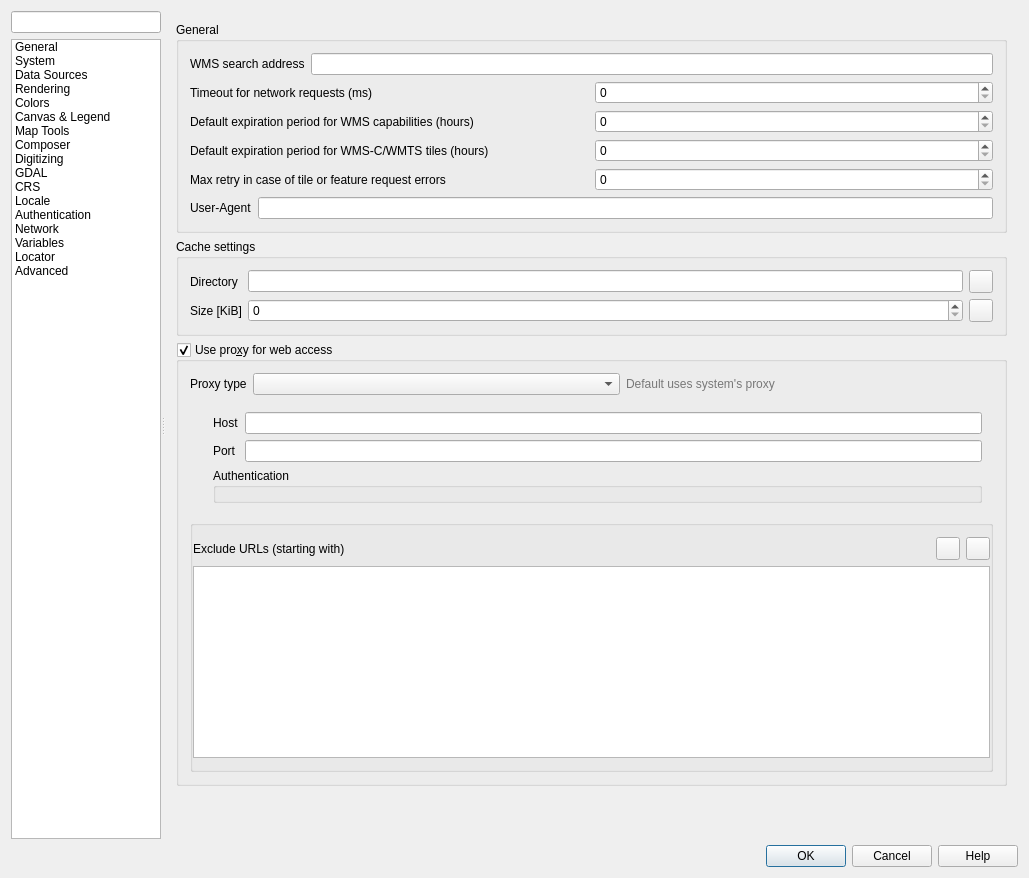
Old version of the form src/ui/qgsoptionsbase.ui in the repository qgis/QGIS.
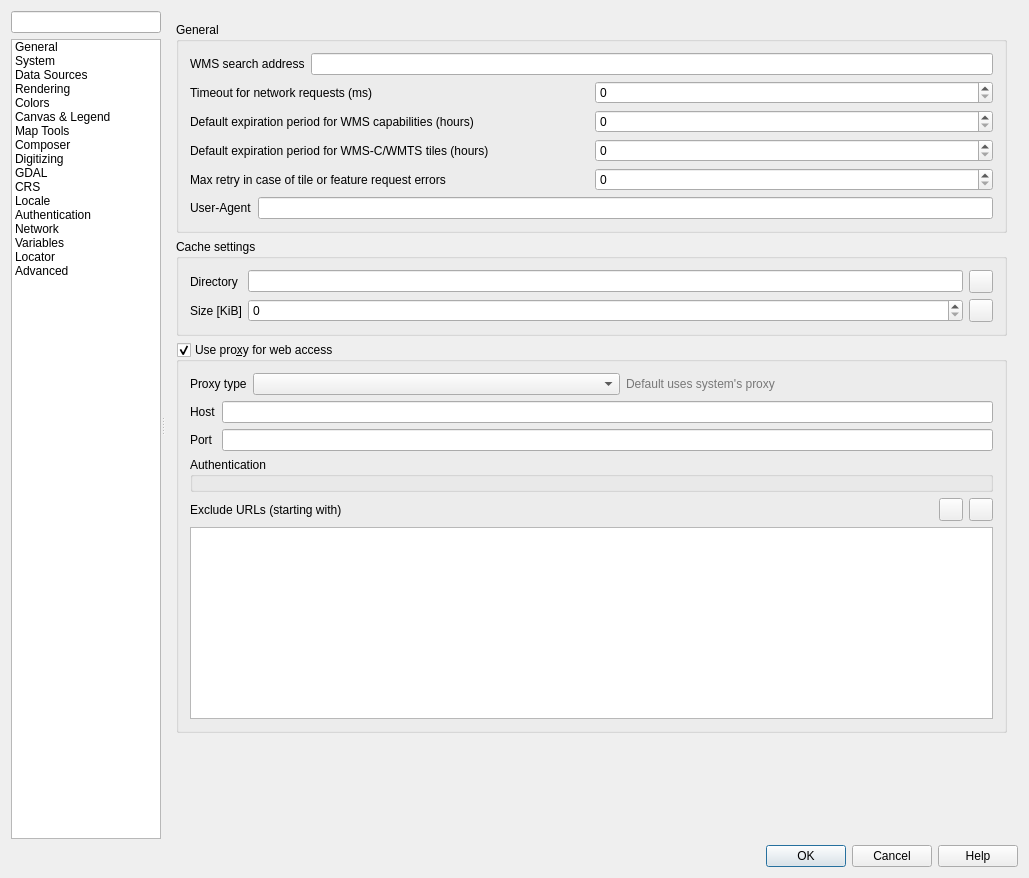
New version of the form. The open tabs and pages were chosen to show the change. Icons and pictures are not drawn. Custom widgets are drawn as their Qt base class.

Commit message: Align items and reduce spacing in Options -> Network dialog

What changed in the file:
```diff
--- a/src/ui/qgsoptionsbase.ui
+++ b/src/ui/qgsoptionsbase.ui
@@ -5082,6 +5082,41 @@
                   <bool>true</bool>
                  </property>
                  <layout class="QGridLayout" name="gridLayout_1">
+                  <item row="1" column="0">
+                   <widget class="QLabel" name="label_47">
+                    <property name="text">
+                     <string>Exclude URLs (starting with)</string>
+                    </property>
+                   </widget>
+                  </item>
+                  <item row="1" column="4">
+                   <widget class="QToolButton" name="mRemoveUrlPushButton">
+                    <property name="toolTip">
+                     <string>Remove selected URL</string>
+                    </property>
+                    <property name="text">
+                     <string/>
+                    </property>
+                    <property name="icon">
+                     <iconset resource="../../images/images.qrc">
+                      <normaloff>:/images/themes/default/symbologyRemove.svg</normaloff>:/images/themes/default/symbologyRemove.svg</iconset>
+                    </property>
+                   </widget>
+                  </item>
+                  <item row="1" column="3">
+                   <widget class="QToolButton" name="mAddUrlPushButton">
+                    <property name="toolTip">
+                     <string>Add URL to exclude</string>
+                    </property>
+                    <property name="text">
+                     <string/>
+                    </property>
+                    <property name="icon">
+                     <iconset resource="../../images/images.qrc">
+                      <normaloff>:/images/themes/default/symbologyAdd.svg</normaloff>:/images/themes/default/symbologyAdd.svg</iconset>
+                    </property>
+                   </widget>
+                  </item>
                   <item row="0" column="0" colspan="5">
                    <layout class="QGridLayout" name="gridLayout_17">
                     <item row="0" column="1">
@@ -5119,43 +5154,39 @@
                        <enum>QFrame::Raised</enum>
                       </property>
                       <layout class="QGridLayout" name="gridLayout_18">
-                       <item row="1" column="2">
-                        <widget class="QLabel" name="lblProxyHost">
-                         <property name="text">
-                          <string>Host</string>
-                         </property>
-                        </widget>
-                       </item>
-                       <item row="1" column="3">
-                        <widget class="QLineEdit" name="leProxyHost"/>
-                       </item>
+                       <property name="leftMargin">
+                        <number>0</number>
+                       </property>
+                       <property name="topMargin">
+                        <number>0</number>
+                       </property>
+                       <property name="rightMargin">
+                        <number>0</number>
+                       </property>
+                       <property name="bottomMargin">
+                        <number>0</number>
+                       </property>
                        <item row="2" column="2">
-                        <widget class="QLabel" name="lblProxyPort">
-                         <property name="text">
-                          <string>Port</string>
-                         </property>
-                        </widget>
-                       </item>
-                       <item row="2" column="3">
                         <widget class="QLineEdit" name="leProxyPort"/>
                        </item>
                        <item row="2" column="1">
-                        <spacer name="horizontalSpacer_27">
-                         <property name="orientation">
-                          <enum>Qt::Horizontal</enum>
+                        <widget class="QLabel" name="lblProxyPort">
+                         <property name="text">
+                          <string>Port</string>
                          </property>
-                         <property name="sizeType">
-                          <enum>QSizePolicy::Fixed</enum>
+                        </widget>
+                       </item>
+                       <item row="1" column="2">
+                        <widget class="QLineEdit" name="leProxyHost"/>
+                       </item>
+                       <item row="1" column="1">
+                        <widget class="QLabel" name="lblProxyHost">
+                         <property name="text">
+                          <string>Host</string>
                          </property>
-                         <property name="sizeHint" stdset="0">
-                          <size>
-                           <width>12</width>
-                           <height>20</height>
-                          </size>
-                         </property>
-                        </spacer>
+                        </widget>
                        </item>
-                       <item row="3" column="2" colspan="2">
+                       <item row="3" column="1" colspan="2">
                         <widget class="QGroupBox" name="mAuthGroupBox">
                          <property name="title">
                           <string>Authentication</string>
@@ -5184,74 +5215,21 @@
                     </item>
                    </layout>
                   </item>
-                  <item row="7" column="0" rowspan="2" colspan="5">
-                   <widget class="QGroupBox" name="grpUrlExclude">
-                    <property name="title">
-                     <string/>
+                  <item row="1" column="1" colspan="2">
+                   <spacer name="horizontalSpacer">
+                    <property name="orientation">
+                     <enum>Qt::Horizontal</enum>
                     </property>
-                    <property name="flat">
-                     <bool>true</bool>
+                    <property name="sizeHint" stdset="0">
+                     <size>
+                      <width>40</width>
+                      <height>20</height>
+                     </size>
                     </property>
-                    <layout class="QGridLayout" name="gridLayout_5">
-                     <property name="leftMargin">
-                      <number>0</number>
-                     </property>
-                     <property name="rightMargin">
-                      <number>0</number>
-                     </property>
-                     <item row="2" column="3">
-                      <widget class="QToolButton" name="mRemoveUrlPushButton">
-                       <property name="toolTip">
-                        <string>Remove selected URL</string>
-                       </property>
-                       <property name="text">
-                        <string/>
-                       </property>
-                       <property name="icon">
-                        <iconset resource="../../images/images.qrc">
-                         <normaloff>:/images/themes/default/symbologyRemove.svg</normaloff>:/images/themes/default/symbologyRemove.svg</iconset>
-                       </property>
-                      </widget>
-                     </item>
-                     <item row="2" column="2">
-                      <widget class="QToolButton" name="mAddUrlPushButton">
-                       <property name="toolTip">
-                        <string>Add URL to exclude</string>
-                       </property>
-                       <property name="text">
-                        <string/>
-                       </property>
-                       <property name="icon">
-                        <iconset resource="../../images/images.qrc">
-                         <normaloff>:/images/themes/default/symbologyAdd.svg</normaloff>:/images/themes/default/symbologyAdd.svg</iconset>
-                       </property>
-                      </widget>
-                     </item>
-                     <item row="2" column="0">
-                      <widget class="QLabel" name="label_47">
-                       <property name="text">
-                        <string>Exclude URLs (starting with)</string>
-                       </property>
-                      </widget>
-                     </item>
-                     <item row="2" column="1">
-                      <spacer name="horizontalSpacer">
-                       <property name="orientation">
-                        <enum>Qt::Horizontal</enum>
-                       </property>
-                       <property name="sizeHint" stdset="0">
-                        <size>
-                         <width>40</width>
-                         <height>20</height>
-                        </size>
-                       </property>
-                      </spacer>
-                     </item>
-                     <item row="3" column="0" colspan="4">
-                      <widget class="QListWidget" name="mExcludeUrlListWidget"/>
-                     </item>
-                    </layout>
-                   </widget>
+                   </spacer>
+                  </item>
+                  <item row="2" column="0" colspan="5">
+                   <widget class="QListWidget" name="mExcludeUrlListWidget"/>
                   </item>
                  </layout>
                 </widget>
@@ -5263,8 +5241,8 @@
                  </property>
                  <property name="sizeHint" stdset="0">
                   <size>
-                   <width>20</width>
-                   <height>40</height>
+                   <width>0</width>
+                   <height>0</height>
                   </size>
                  </property>
                 </spacer>
@@ -5405,12 +5383,23 @@
  </widget>
  <layoutdefault spacing="6" margin="11"/>
  <customwidgets>
+  <customwidget>
+   <class>QgsColorButton</class>
+   <extends>QToolButton</extends>
+   <header>qgscolorbutton.h</header>
+   <container>1</container>
+  </customwidget>
   <customwidget>
    <class>QgsScrollArea</class>
    <extends>QScrollArea</extends>
    <header>qgsscrollarea.h</header>
    <container>1</container>
   </customwidget>
+  <customwidget>
+   <class>QgsSpinBox</class>
+   <extends>QSpinBox</extends>
+   <header>qgsspinbox.h</header>
+  </customwidget>
   <customwidget>
    <class>QgsCollapsibleGroupBox</class>
    <extends>QGroupBox</extends>
@@ -5439,17 +5428,6 @@
    <extends>QLineEdit</extends>
    <header>qgsfilterlineedit.h</header>
   </customwidget>
-  <customwidget>
-   <class>QgsColorButton</class>
-   <extends>QToolButton</extends>
-   <header>qgscolorbutton.h</header>
-   <container>1</container>
-  </customwidget>
-  <customwidget>
-   <class>QgsSpinBox</class>
-   <extends>QSpinBox</extends>
-   <header>qgsspinbox.h</header>
-  </customwidget>
   <customwidget>
    <class>QgsColorSchemeList</class>
    <extends>QWidget</extends>
```
